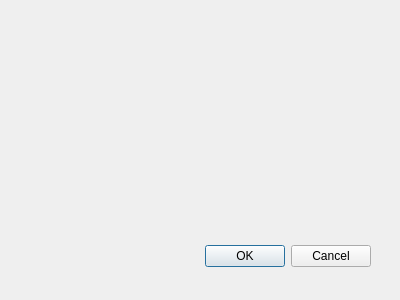
danielarnason/WorChecker, file wor_checker_dialog_base.ui: the form before one commit.
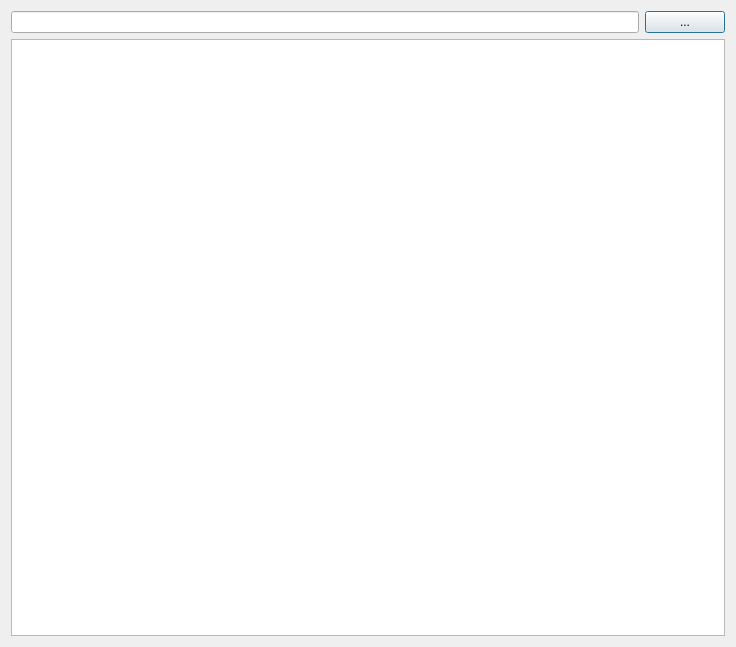
The form after the commit.

Commit message: Lister alle tabeller fra valgt wor fil

Diff of the .ui file:
```diff
--- a/wor_checker_dialog_base.ui
+++ b/wor_checker_dialog_base.ui
@@ -1,33 +1,36 @@
 <ui version="4.0" >
  <class>WorCheckerDialogBase</class>
- <widget class="QDialog" name="WorCheckerDialogBase" >
-  <property name="geometry" >
+ <widget class="QDialog" name="WorCheckerDialogBase">
+  <property name="geometry">
    <rect>
     <x>0</x>
     <y>0</y>
-    <width>400</width>
-    <height>300</height>
+    <width>736</width>
+    <height>647</height>
    </rect>
   </property>
   <property name="windowTitle" >
    <string>MapInfo WOR Checker</string>
   </property>
-  <widget class="QDialogButtonBox" name="button_box" >
-   <property name="geometry" >
-    <rect>
-     <x>30</x>
-     <y>240</y>
-     <width>341</width>
-     <height>32</height>
-    </rect>
-   </property>
-   <property name="orientation" >
-    <enum>Qt::Horizontal</enum>
-   </property>
-   <property name="standardButtons" >
-    <set>QDialogButtonBox::Cancel|QDialogButtonBox::Ok</set>
-   </property>
-  </widget>
+  <layout class="QGridLayout" name="gridLayout_2">
+   <item row="0" column="0">
+    <layout class="QGridLayout" name="gridLayout">
+     <item row="0" column="0">
+      <widget class="QLineEdit" name="lineEdit"/>
+     </item>
+     <item row="0" column="1">
+      <widget class="QPushButton" name="pushButton">
+       <property name="text">
+        <string>...</string>
+       </property>
+      </widget>
+     </item>
+    </layout>
+   </item>
+   <item row="1" column="0">
+    <widget class="QListWidget" name="listWidget"/>
+   </item>
+  </layout>
  </widget>
  <resources/>
  <connections>
```
Left out of the diff: 40 changed lines with no effect on the pictures. The commit also changes 1 other file.
